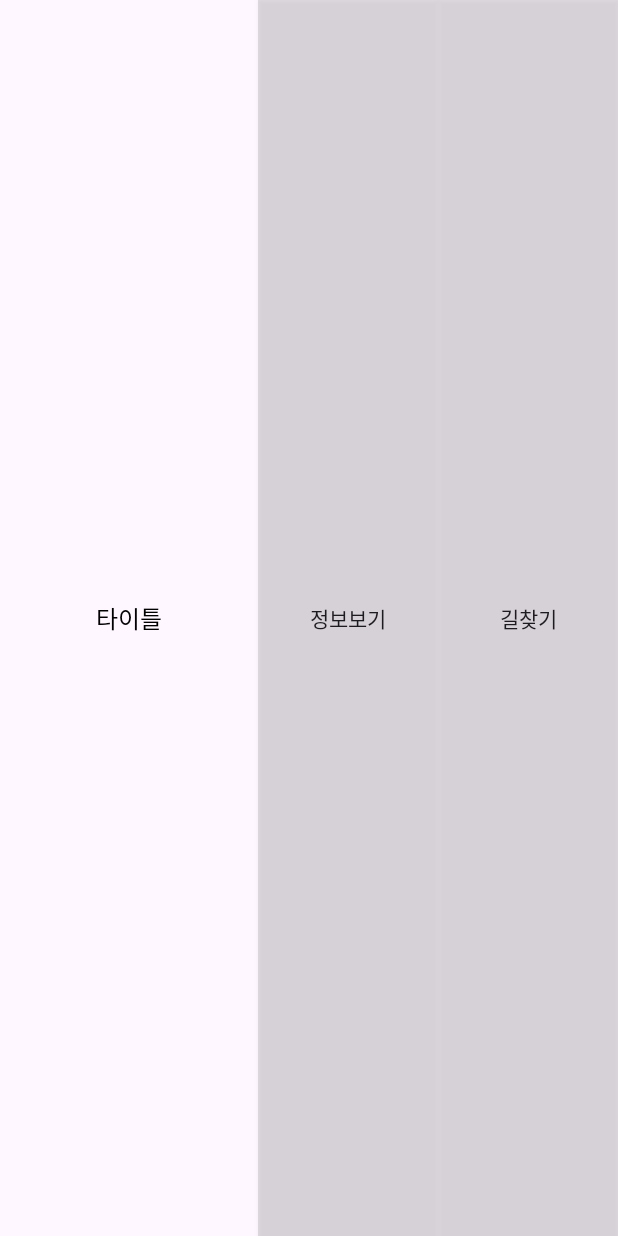
After one commit to lemonmungchi/Test_g, an Android app: the layout tour_list.xml on its own in the app's theme, with its tools: preview values and no code run, on a phone screen of 412 x 824 dp. The commit adds this screen. Run offline under Robolectric (Android 15) with nearby library versions, the phone set to English and light mode, and no system bars.

Commit message:
슬라이딩업패널 추가
슬라이딩 업 패널 추가

```diff
--- a/app/build.gradle
+++ b/app/build.gradle
@@ -42,4 +42,5 @@ dependencies {
     implementation 'com.google.code.gson:gson:2.10.1'
     implementation 'com.squareup.retrofit2:converter-gson:2.6.4'
     implementation 'com.google.android.gms:play-services-location:21.0.1'
+    implementation 'com.sothree.slidinguppanel:library:3.4.0'
 }
--- /dev/null
+++ b/app/src/main/res/layout/tour_list.xml
@@ -0,0 +1,33 @@
+<?xml version="1.0" encoding="utf-8"?>
+<LinearLayout xmlns:android="http://schemas.android.com/apk/res/android"
+    android:orientation="horizontal"
+    android:layout_width="match_parent"
+    android:layout_height="match_parent">
+
+    <TextView
+        android:id="@+id/title"
+        android:layout_width="wrap_content"
+        android:layout_height="match_parent"
+        android:layout_weight="4"
+        android:gravity="center_vertical"
+        android:text="타이틀"
+        android:textAlignment="center"
+        android:textColor="#000000"
+        android:textSize="16dp" />
+
+    <androidx.appcompat.widget.AppCompatButton
+        android:id="@+id/find_inform"
+        android:layout_width="wrap_content"
+        android:layout_height="match_parent"
+        android:text="정보보기"
+        android:layout_weight="1"
+        android:background="@color/gray"/>
+
+    <androidx.appcompat.widget.AppCompatButton
+        android:id="@+id/find_route"
+        android:layout_width="wrap_content"
+        android:layout_height="match_parent"
+        android:text="길찾기"
+        android:layout_weight="1"
+        android:background="@color/gray"/>
+</LinearLayout>
```
Also changed, not shown: app/src/main/java/com/example/k_contest/List_Adapter.java (added, +95 -0 lines), app/src/main/res/layout/activity_map_basic.xml (+50 -8 lines), app/src/main/res/values/colors.xml (+11 -0 lines).
